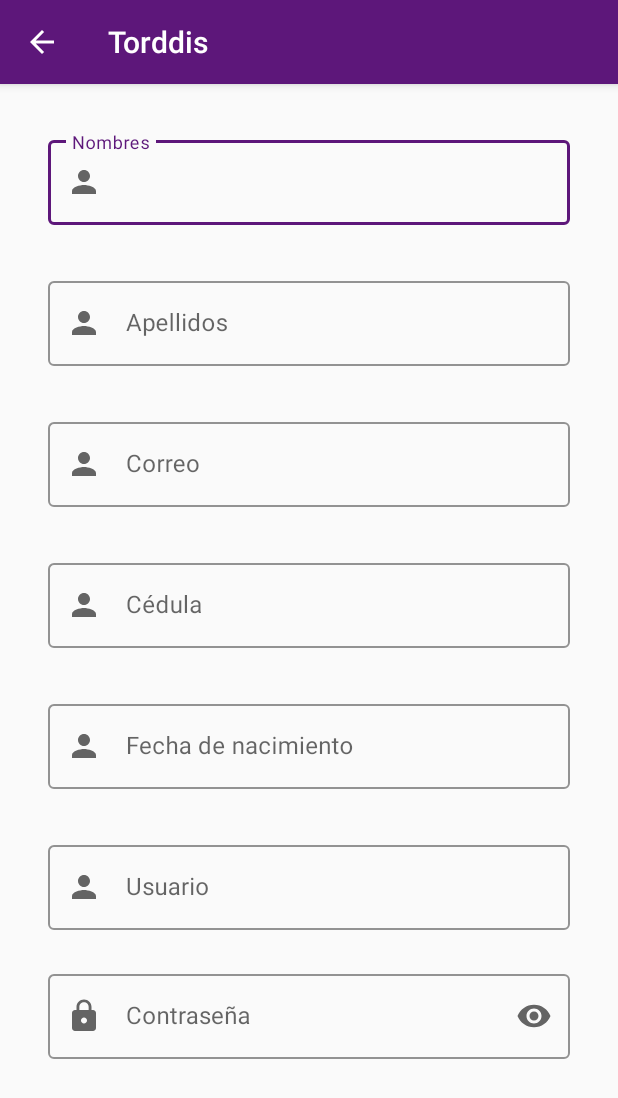
After one commit to johnplazarte18/AppMovilTorddis, an Android app: the Registrar_tutor screen opened directly, with no data from a screen before it, on a phone screen of 412 x 824 dp. The commit adds this screen. Shown: the top 1098 px of the screen. Run offline under Robolectric (Android 15) with nearby library versions, the phone set to English and light mode, and no system bars.

Commit message:
ui Registrar_tutor

```diff
--- a/app/src/main/AndroidManifest.xml
+++ b/app/src/main/AndroidManifest.xml
@@ -9,6 +9,9 @@
         android:roundIcon="@mipmap/ic_launcher_round"
         android:supportsRtl="true"
         android:theme="@style/Theme.Torddis">
+        <activity
+            android:name=".Registrar_tutor"
+            android:exported="false" />
         <activity
             android:name=".Iniciar_sesion"
             android:exported="false" />
--- a/app/src/main/java/com/example/torddis/MainActivity.java
+++ b/app/src/main/java/com/example/torddis/MainActivity.java
@@ -12,9 +12,14 @@ public class MainActivity extends AppCompatActivity {
     protected void onCreate(Bundle savedInstanceState) {
         super.onCreate(savedInstanceState);
         setContentView(R.layout.activity_main);
+        getSupportActionBar().hide();
     }
      public void ocIniciarSesion(View view){
          Intent intent = new Intent(this, Iniciar_sesion.class);
          startActivity(intent);
      }
+     public void ocRegistrarTutor(View view){
+        Intent intent = new Intent(this, Registrar_tutor.class);
+        startActivity(intent);
+    }
 }
--- /dev/null
+++ b/app/src/main/java/com/example/torddis/Registrar_tutor.java
@@ -0,0 +1,59 @@
+package com.example.torddis;
+
+import androidx.annotation.NonNull;
+import androidx.appcompat.app.AppCompatActivity;
+
+import android.app.DatePickerDialog;
+import android.os.Bundle;
+import android.view.MenuItem;
+import android.view.View;
+import android.widget.DatePicker;
+import android.widget.EditText;
+
+import com.google.android.material.textfield.TextInputEditText;
+import com.google.android.material.textfield.TextInputLayout;
+
+import java.util.Calendar;
+
+public class Registrar_tutor extends AppCompatActivity implements DatePickerDialog.OnDateSetListener{
+    TextInputEditText txtFechaNace;
+
+    @Override
+    protected void onCreate(Bundle savedInstanceState) {
+        super.onCreate(savedInstanceState);
+        setContentView(R.layout.activity_registrar_tutor);
+        getSupportActionBar().setDisplayHomeAsUpEnabled(true);//mostrar flecha atras
+        txtFechaNace=findViewById(R.id.txtFechaNace);
+        findViewById(R.id.txtFechaNace).setOnClickListener(new View.OnClickListener() {
+            @Override
+            public void onClick(View v) {
+                showDatePickerDialog();
+            }
+        });
+    }
+    @Override
+    public boolean onOptionsItemSelected(@NonNull MenuItem item) {
+        switch (item.getItemId()){
+            case android.R.id.home:
+                finish();
+                return true;
+        }
+        return super.onOptionsItemSelected(item);
+    }
+    private void showDatePickerDialog() {
+        DatePickerDialog datePickerDialog = new DatePickerDialog(
+                this,
+                this,
+                Calendar.getInstance().get(Calendar.YEAR),
+                Calendar.getInstance().get(Calendar.MONTH),
+                Calendar.getInstance().get(Calendar.DAY_OF_MONTH)
+                );
+        datePickerDialog.show();
+    }
+
+    @Override
+    public void onDateSet(DatePicker view, int year, int month, int dayOfMonth) {
+        String date = dayOfMonth+"/"+month+"/"+year;
+        txtFechaNace.setText(date);
+    }
+}
--- /dev/null
+++ b/app/src/main/res/drawable/color_cursor.xml
@@ -0,0 +1,5 @@
+<?xml version="1.0" encoding="utf-8"?>
+<shape xmlns:android="http://schemas.android.com/apk/res/android" >
+    <size android:width="3dp" />
+    <solid android:color="@color/Torddis_1"  />
+</shape>
--- /dev/null
+++ b/app/src/main/res/drawable/ic_baseline_no_photography_24.xml
@@ -0,0 +1,5 @@
+<vector android:height="24dp" android:tint="#929292"
+    android:viewportHeight="24" android:viewportWidth="24"
+    android:width="24dp" xmlns:android="http://schemas.android.com/apk/res/android">
+    <path android:fillColor="@android:color/white" android:pathData="M10.94,8.12L7.48,4.66L9,3h6l1.83,2H20c1.1,0 2,0.9 2,2v12c0,0.05 -0.01,0.1 -0.02,0.16l-5.1,-5.1C16.96,13.71 17,13.36 17,13c0,-2.76 -2.24,-5 -5,-5C11.64,8 11.29,8.04 10.94,8.12zM20.49,23.31L18.17,21H4c-1.1,0 -2,-0.9 -2,-2V7c0,-0.59 0.27,-1.12 0.68,-1.49l-2,-2L2.1,2.1l19.8,19.8L20.49,23.31zM14.49,17.32l-1.5,-1.5C12.67,15.92 12.35,16 12,16c-1.66,0 -3,-1.34 -3,-3c0,-0.35 0.08,-0.67 0.19,-0.98l-1.5,-1.5C7.25,11.24 7,12.09 7,13c0,2.76 2.24,5 5,5C12.91,18 13.76,17.75 14.49,17.32z"/>
+</vector>
--- /dev/null
+++ b/app/src/main/res/drawable/ic_login.xml
@@ -0,0 +1,5 @@
+<vector android:height="24dp" android:tint="#929292"
+    android:viewportHeight="24" android:viewportWidth="24"
+    android:width="24dp" xmlns:android="http://schemas.android.com/apk/res/android">
+    <path android:fillColor="@android:color/white" android:pathData="M11,7L9.6,8.4l2.6,2.6H2v2h10.2l-2.6,2.6L11,17l5,-5L11,7zM20,19h-8v2h8c1.1,0 2,-0.9 2,-2V5c0,-1.1 -0.9,-2 -2,-2h-8v2h8V19z"/>
+</vector>
--- /dev/null
+++ b/app/src/main/res/layout/activity_registrar_tutor.xml
@@ -0,0 +1,194 @@
+<?xml version="1.0" encoding="utf-8"?>
+<ScrollView xmlns:android="http://schemas.android.com/apk/res/android"
+    xmlns:app="http://schemas.android.com/apk/res-auto"
+    xmlns:tools="http://schemas.android.com/tools"
+    android:layout_width="match_parent"
+    android:layout_height="match_parent"
+    tools:context=".Registrar_tutor"
+    android:theme="@style/Theme.MaterialComponents.Light.NoActionBar">
+
+    <LinearLayout
+        android:layout_width="match_parent"
+        android:layout_height="match_parent"
+        android:orientation="vertical"
+        app:layout_constraintTop_toBottomOf="@+id/constraintLayout"
+        tools:layout_editor_absoluteX="1dp">
+
+        <com.google.android.material.textfield.TextInputLayout
+            android:id="@+id/tilNombre"
+            style="@style/Widget.MaterialComponents.TextInputLayout.OutlinedBox"
+            android:layout_width="match_parent"
+            android:layout_height="wrap_content"
+            android:layout_marginStart="32dp"
+            android:layout_marginTop="32dp"
+            android:layout_marginEnd="32dp"
+            android:hint="Nombres"
+            app:boxStrokeColor="@color/Torddis_1"
+            app:hintTextColor="@color/Torddis_1"
+            app:startIconDrawable="@drawable/ic_person">
+
+            <com.google.android.material.textfield.TextInputEditText
+                android:layout_width="match_parent"
+                android:layout_height="wrap_content"
+                android:inputType="text"
+                android:textCursorDrawable="@drawable/color_cursor" />
+        </com.google.android.material.textfield.TextInputLayout>
+
+        <com.google.android.material.textfield.TextInputLayout
+            android:id="@+id/tilApellidos"
+            style="@style/Widget.MaterialComponents.TextInputLayout.OutlinedBox"
+            android:layout_width="match_parent"
+            android:layout_height="wrap_content"
+            android:layout_marginStart="32dp"
+            android:layout_marginTop="32dp"
+            android:layout_marginEnd="32dp"
+            android:hint="Apellidos"
+            app:boxStrokeColor="@color/Torddis_1"
+            app:hintTextColor="@color/Torddis_1"
+            app:layout_constraintEnd_toEndOf="parent"
+            app:layout_constraintHorizontal_bias="0.52"
+            app:layout_constraintStart_toStartOf="parent"
+            app:layout_constraintTop_toBottomOf="@+id/txtBienvenido2"
+            app:startIconDrawable="@drawable/ic_person">
+
+            <com.google.android.material.textfield.TextInputEditText
+                android:layout_width="match_parent"
+                android:layout_height="wrap_content"
+                android:inputType="text"
+                android:textCursorDrawable="@drawable/color_cursor" />
+
+        </com.google.android.material.textfield.TextInputLayout>
+
+        <com.google.android.material.textfield.TextInputLayout
+            android:id="@+id/tilCorreo"
+            style="@style/Widget.MaterialComponents.TextInputLayout.OutlinedBox"
+            android:layout_width="match_parent"
+            android:layout_height="wrap_content"
+            android:layout_marginStart="32dp"
+            android:layout_marginTop="32dp"
+            android:layout_marginEnd="32dp"
+            android:hint="Correo"
+            app:boxStrokeColor="@color/Torddis_1"
+            app:hintTextColor="@color/Torddis_1"
+            app:layout_constraintEnd_toEndOf="parent"
+            app:layout_constraintHorizontal_bias="0.52"
+            app:layout_constraintStart_toStartOf="parent"
+            app:layout_constraintTop_toBottomOf="@+id/txtBienvenido2"
+            app:startIconDrawable="@drawable/ic_person">
+
+            <com.google.android.material.textfield.TextInputEditText
+                android:layout_width="match_parent"
+                android:layout_height="wrap_content"
+                android:inputType="textEmailAddress"
+                android:textCursorDrawable="@drawable/color_cursor" />
+
+        </com.google.android.material.textfield.TextInputLayout>
+
+        <com.google.android.material.textfield.TextInputLayout
+            android:id="@+id/tilCedula"
+            style="@style/Widget.MaterialComponents.TextInputLayout.OutlinedBox"
+            android:layout_width="match_parent"
+            android:layout_height="wrap_content"
+            android:layout_marginStart="32dp"
+            android:layout_marginTop="32dp"
+            android:layout_marginEnd="32dp"
+            android:hint="Cédula"
+            app:boxStrokeColor="@color/Torddis_1"
+            app:hintTextColor="@color/Torddis_1"
+            app:layout_constraintEnd_toEndOf="parent"
+            app:layout_constraintHorizontal_bias="0.52"
+            app:layout_constraintStart_toStartOf="parent"
+            app:layout_constraintTop_toBottomOf="@+id/txtBienvenido2"
+            app:startIconDrawable="@drawable/ic_person">
+
+            <com.google.android.material.textfield.TextInputEditText
+                android:layout_width="match_parent"
+                android:layout_height="wrap_content"
+                android:inputType="number"
+                android:textCursorDrawable="@drawable/color_cursor" />
+
+        </com.google.android.material.textfield.TextInputLayout>
+
+        <com.google.android.material.textfield.TextInputLayout
+            android:id="@+id/tilFechaNace"
+            style="@style/Widget.MaterialComponents.TextInputLayout.OutlinedBox"
+            android:layout_width="match_parent"
+            android:layout_height="wrap_content"
+            android:layout_marginStart="32dp"
+            android:layout_marginTop="32dp"
+            android:layout_marginEnd="32dp"
+            android:hint="Fecha de nacimiento"
+            android:clickable="true"
+            app:boxStrokeColor="@color/Torddis_1"
+            app:hintTextColor="@color/Torddis_1"
+            app:layout_constraintEnd_toEndOf="parent"
+            app:layout_constraintHorizontal_bias="0.52"
+            app:layout_constraintStart_toStartOf="parent"
+            app:layout_constraintTop_toBottomOf="@+id/txtBienvenido2"
+            app:startIconDrawable="@drawable/ic_person">
+
+            <com.google.android.material.textfield.TextInputEditText
+                android:id="@+id/txtFechaNace"
+                android:layout_width="match_parent"
+                android:layout_height="wrap_content"
+                android:inputType="date"
+                android:clickable="true"
+                android:focusable="false"
+                android:textCursorDrawable="@drawable/color_cursor" />
+
+        </com.google.android.material.textfield.TextInputLayout>
+
+        <com.google.android.material.textfield.TextInputLayout
+            android:id="@+id/tilUsuarioTutor"
+            style="@style/Widget.MaterialComponents.TextInputLayout.OutlinedBox"
+            android:layout_width="match_parent"
+            android:layout_height="wrap_content"
+            android:layout_marginStart="32dp"
+            android:layout_marginTop="32dp"
+            android:layout_marginEnd="32dp"
+            android:hint="Usuario"
+            app:boxStrokeColor="@color/Torddis_1"
+            app:hintTextColor="@color/Torddis_1"
+            app:layout_constraintEnd_toEndOf="parent"
+            app:layout_constraintHorizontal_bias="0.52"
+            app:layout_constraintStart_toStartOf="parent"
+            app:layout_constraintTop_toBottomOf="@+id/txtBienvenido2"
+            app:startIconDrawable="@drawable/ic_person">
+
+            <com.google.android.material.textfield.TextInputEditText
+                android:layout_width="match_parent"
+                android:layout_height="wrap_content"
+                android:inputType="text"
+                android:textCursorDrawable="@drawable/color_cursor" />
+
+        </com.google.android.material.textfield.TextInputLayout>
+
+        <com.google.android.material.textfield.TextInputLayout
+            android:id="@+id/tilContrasena"
+            style="@style/Widget.MaterialComponents.TextInputLayout.OutlinedBox"
+            android:layout_width="match_parent"
+            android:layout_height="wrap_content"
+            android:layout_marginStart="32dp"
+            android:layout_marginTop="24dp"
+            android:layout_marginEnd="32dp"
+            android:hint="Contraseña"
+            app:boxStrokeColor="@color/Torddis_1"
+            app:endIconMode="password_toggle"
+            app:hintTextColor="@color/Torddis_1"
+            app:layout_constraintEnd_toEndOf="parent"
+            app:layout_constraintHorizontal_bias="0.0"
+            app:layout_constraintStart_toStartOf="parent"
+            app:startIconDrawable="@drawable/ic_lock">
+
+            <com.google.android.material.textfield.TextInputEditText
+                android:layout_width="match_parent"
+                android:layout_height="wrap_content"
+                android:inputType="textPassword"
+                android:textCursorDrawable="@drawable/color_cursor"
+                app:layout_constraintTop_toBottomOf="@+id/textInputLayout"
+                tools:layout_editor_absoluteX="0dp" />
+        </com.google.android.material.textfield.TextInputLayout>
+
+    </LinearLayout>
+
+</ScrollView>
--- a/app/src/main/res/values/themes.xml
+++ b/app/src/main/res/values/themes.xml
@@ -1,10 +1,10 @@
 <resources xmlns:tools="http://schemas.android.com/tools">
     <!-- Base application theme. -->
-    <style name="Theme.Torddis" parent="Theme.AppCompat.DayNight.NoActionBar">
+    <style name="Theme.Torddis" parent="Theme.AppCompat.Light.DarkActionBar">
         <!-- Primary brand color. -->
-        <item name="colorPrimary">@color/white</item>
+        <item name="colorPrimary">@color/Torddis_1</item>
         <item name="colorPrimaryVariant">@color/Torddis_1</item>
-        <item name="colorOnPrimary">@color/white</item>
+        <item name="colorOnPrimary">@color/Torddis_1</item>
         <!-- Secondary brand color. -->
         <item name="colorSecondary">@color/teal_200</item>
         <item name="colorSecondaryVariant">@color/teal_700</item>
```
Also changed, not shown: app/src/main/java/com/example/torddis/Iniciar_sesion.java (+13 -0 lines), app/src/main/res/drawable-v24/btn_round_corners_white.xml (added, +11 -0 lines), app/src/main/res/drawable/border_image_view.xml (added, +7 -0 lines), app/src/main/res/layout/activity_iniciar_sesion.xml (+11 -3 lines), app/src/main/res/layout/activity_main.xml (+11 -3 lines).
